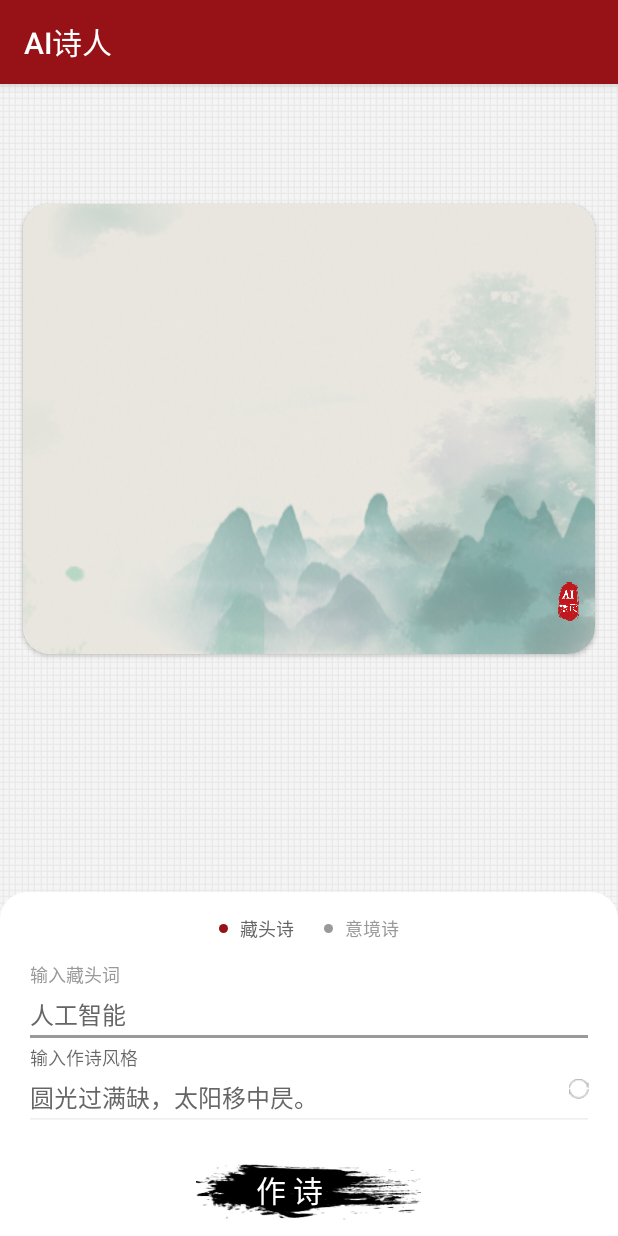
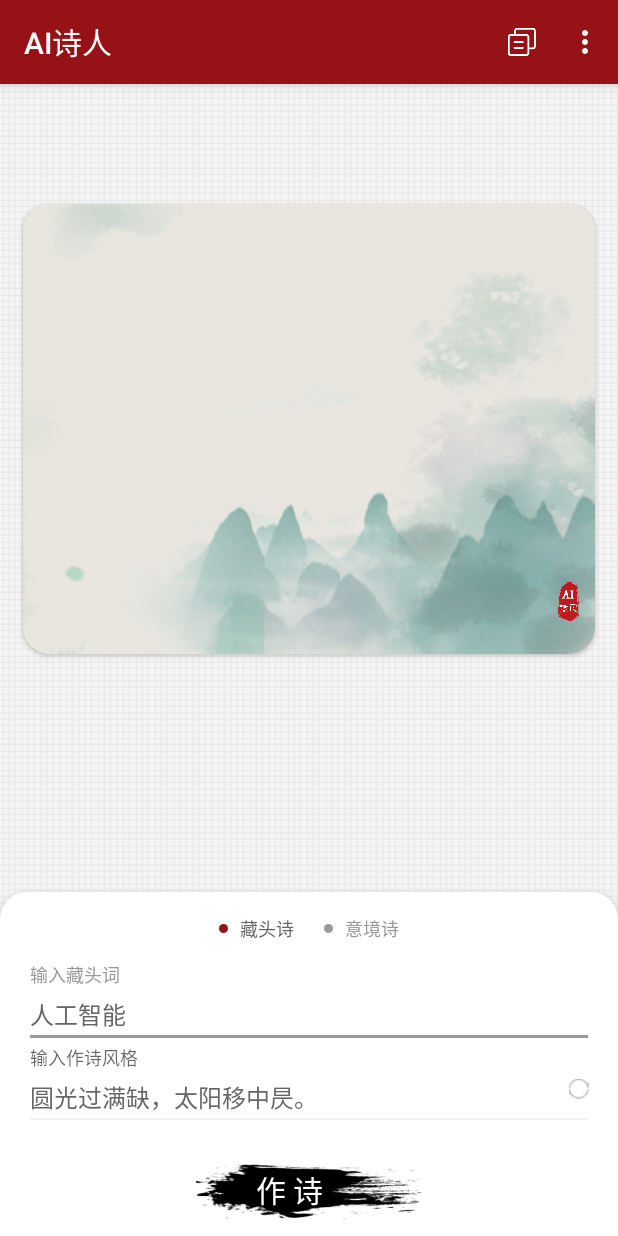
Before and after one commit to pqpo/AIPoet, an Android app: the screen it shows after launch (MainActivity), on a phone screen of 412 x 824 dp. Run offline under Robolectric (Android 15) with nearby library versions, the phone set to English and light mode, and no system bars; Roboto replaces fonts that are not available here; 3 statements that could not run were skipped.

Commit message:
1. copy poetry 2. save bitmap

```diff
--- a/app/src/main/AndroidManifest.xml
+++ b/app/src/main/AndroidManifest.xml
@@ -1,6 +1,8 @@
 <?xml version="1.0" encoding="utf-8"?>
 <manifest xmlns:android="http://schemas.android.com/apk/res/android"
           package="me.pqpo.aipoet">
+
+    <uses-permission android:name="android.permission.WRITE_EXTERNAL_STORAGE"/>
 
     <application
             android:allowBackup="true"
--- a/app/src/main/java/me/pqpo/aipoet/MainActivity.kt
+++ b/app/src/main/java/me/pqpo/aipoet/MainActivity.kt
@@ -1,10 +1,13 @@
 package me.pqpo.aipoet
 
+import android.Manifest
 import android.graphics.Color
 import android.graphics.Typeface
 import androidx.appcompat.app.AppCompatActivity
 import android.os.Bundle
 import android.os.Handler
+import android.view.Menu
+import android.view.MenuItem
 import android.view.View
 import android.view.inputmethod.InputMethodManager
 import android.widget.TextView
@@ -12,12 +15,28 @@ import androidx.core.view.ViewCompat
 import kotlinx.android.synthetic.main.activity_main.*
 import org.jetbrains.anko.toast
 import java.io.IOException
+import android.content.ClipData
+import android.content.ClipboardManager
+import android.content.ContentValues
+import android.content.pm.PackageManager
+import android.graphics.Bitmap
+import android.graphics.Canvas
+import android.os.SystemClock
+import android.provider.MediaStore
+import androidx.core.app.ActivityCompat
+import androidx.core.content.ContextCompat
+import org.jetbrains.anko.doAsync
+import org.jetbrains.anko.uiThread
 
 
 class MainActivity : AppCompatActivity() {
 
+    companion object {
+        const val PERMISSION_REQUEST_CODE = 100
+    }
+
     private var acrostic = false
-    private var aiPoet:AiPoet? = null
+    private var aiPoet: AiPoet? = null
 
     override fun onCreate(savedInstanceState: Bundle?) {
         super.onCreate(savedInstanceState)
@@ -34,7 +53,7 @@ class MainActivity : AppCompatActivity() {
         et_style.setText(PoetryStyle.getRandomStyle())
         et_acrostic.setText("人工智能")
         song.performClick()
-        Handler().post{
+        Handler().post {
             ViewCompat.setTransitionName(iv_yz, "");
         }
         ll_option.post {
@@ -48,7 +67,7 @@ class MainActivity : AppCompatActivity() {
     }
 
     private fun initClickListeners() {
-        cl_root.setOnClickListener{
+        cl_root.setOnClickListener {
             clearEditFocus()
         }
         song.setOnClickListener {
@@ -63,7 +82,7 @@ class MainActivity : AppCompatActivity() {
                 return@setOnClickListener
             }
             try {
-                text.text = "${aiPoet?.song(if(acrostic) acrosticStr else "", styleStr, acrostic)}"
+                text.text = "${aiPoet?.song(if (acrostic) acrosticStr else "", styleStr, acrostic)}"
             } catch (e: UnmappedWordException) {
                 toast("遇到了无法映射的文字：${e.word}")
             }
@@ -74,10 +93,10 @@ class MainActivity : AppCompatActivity() {
             animator.duration = 500
             animator.start()
         }
-        tv_normal.setOnClickListener{
+        tv_normal.setOnClickListener {
             setAcrosticStatus(false)
         }
-        tv_acrostic.setOnClickListener{
+        tv_acrostic.setOnClickListener {
             setAcrosticStatus(true)
         }
     }
@@ -102,19 +121,97 @@ class MainActivity : AppCompatActivity() {
     }
 
     private fun setActiveTextView(tvPositive: TextView?, tvNegative: TextView?) {
-        tvPositive?.setCompoundDrawablesWithIntrinsicBounds(resources.getDrawable(R.drawable.point_red, theme),
-            null, null, null)
+        tvPositive?.setCompoundDrawablesWithIntrinsicBounds(
+            resources.getDrawable(R.drawable.point_red, theme),
+            null, null, null
+        )
         tvPositive?.setTextColor(Color.parseColor("#666666"))
-        tvNegative?.setCompoundDrawablesWithIntrinsicBounds(resources.getDrawable(R.drawable.point_gray, theme),
-            null, null, null)
+        tvNegative?.setCompoundDrawablesWithIntrinsicBounds(
+            resources.getDrawable(R.drawable.point_gray, theme),
+            null, null, null
+        )
         tvNegative?.setTextColor(Color.parseColor("#999999"))
     }
 
     private fun initAiPoet() {
         aiPoet = try {
             AiPoet(this);
-        } catch (e:IOException) {
+        } catch (e: IOException) {
             null
+        }
+    }
+
+    override fun onCreateOptionsMenu(menu: Menu): Boolean {
+        menuInflater.inflate(R.menu.main, menu)
+        return true
+    }
+
+    override fun onOptionsItemSelected(item: MenuItem): Boolean {
+        val itemId = item.itemId
+        if (itemId == R.id.action_menu_copy) {
+            val cm = getSystemService(CLIPBOARD_SERVICE) as ClipboardManager
+            val mClipData = ClipData.newPlainText("ai poet", text.text.toString())
+            cm.setPrimaryClip(mClipData)
+            toast("复制成功")
+        } else if (itemId == R.id.action_menu_share) {
+            savePoetBitmap()
+        }
+        return super.onOptionsItemSelected(item)
+    }
+
+    private fun savePoetBitmap() {
+        val permission = Manifest.permission.WRITE_EXTERNAL_STORAGE
+        if (ContextCompat.checkSelfPermission(this, permission) != PackageManager.PERMISSION_GRANTED) {
+            if (ActivityCompat.shouldShowRequestPermissionRationale(this, permission)) {
+                toast("获取权限失败")
+            } else {
+                ActivityCompat.requestPermissions(this, arrayOf(permission), PERMISSION_REQUEST_CODE)
+            }
+        } else {
+            doSave()
+        }
+    }
+
+    override fun onRequestPermissionsResult(requestCode: Int, permissions: Array<out String>, grantResults: IntArray) {
+        if (requestCode == PERMISSION_REQUEST_CODE) {
+            if (grantResults.isNotEmpty() && grantResults[0] == PackageManager.PERMISSION_GRANTED) {
+                doSave()
+            } else {
+                toast("获取权限失败")
+            }
+        }
+        super.onRequestPermissionsResult(requestCode, permissions, grantResults)
+    }
+
+    private fun doSave() {
+        doAsync {
+            val bitmap = Bitmap.createBitmap(cv_poet.width, cv_poet.height, Bitmap.Config.ARGB_8888)
+            val canvas = Canvas(bitmap)
+            cv_poet.draw(canvas)
+            val resolver = contentResolver
+            val contentValues = ContentValues().apply {
+                put(MediaStore.MediaColumns.DISPLAY_NAME, "ai_poet_${SystemClock.currentThreadTimeMillis()}.jpg")
+                put(MediaStore.MediaColumns.MIME_TYPE, "image/jpeg")
+            }
+            var result = false
+            val uri = resolver.insert(MediaStore.Images.Media.EXTERNAL_CONTENT_URI, contentValues)
+            uri?.let {
+                try {
+                    resolver.openOutputStream(uri)?.use {
+                        bitmap.compress(
+                            Bitmap.CompressFormat.JPEG,
+                            100,
+                            it
+                        )
+                    }
+                    result = true
+                } catch (e: Throwable) {
+                    // ignore
+                }
+            }
+            uiThread {
+                toast(if (result) "保存成功" else "保存失败")
+            }
         }
     }
 
--- a/app/src/main/res/layout/activity_main.xml
+++ b/app/src/main/res/layout/activity_main.xml
@@ -20,6 +20,7 @@
             android:paddingRight="16dp"
             android:paddingLeft="16dp"
             android:gravity="center"
+            android:elevation="8dp"
             android:animateLayoutChanges="true"
             app:layout_constraintBottom_toBottomOf="parent"
             app:layout_constraintEnd_toEndOf="parent"
@@ -36,7 +37,7 @@
                     android:padding="10dp"
                     android:layout_width="wrap_content"
                     android:layout_height="wrap_content"
-                    android:drawableLeft="@drawable/point_red"
+                    android:drawableStart="@drawable/point_red"
                     android:drawablePadding="8dp"
                     android:textSize="12sp"
                     android:id="@+id/tv_acrostic"/>
@@ -124,7 +125,7 @@
     <androidx.cardview.widget.CardView
             android:id="@+id/cv_poet"
             android:layout_width="0dp"
-            android:elevation="8dp"
+            android:elevation="14dp"
             android:layout_height="300dp"
             app:cardCornerRadius="18dp"
             app:cardBackgroundColor="#FFF"
@@ -154,7 +155,7 @@
                     android:layout_height="30dp"
                     android:src="@mipmap/yz"
                     android:transitionName="icon_yz"
-                    android:layout_marginRight="10dp"
+                    android:layout_marginEnd="10dp"
                     android:layout_marginBottom="20dp"
                     android:layout_alignParentBottom="true"
                     android:layout_alignParentEnd="true"/>
--- /dev/null
+++ b/app/src/main/res/menu/main.xml
@@ -0,0 +1,16 @@
+<?xml version="1.0" encoding="utf-8"?>
+<menu xmlns:android="http://schemas.android.com/apk/res/android"
+    xmlns:app="http://schemas.android.com/apk/res-auto">
+    <group android:id="@+id/menu_group"
+        android:checkableBehavior="none">
+        <item
+            android:id="@+id/action_menu_copy"
+            android:icon="@mipmap/icon_copy"
+            app:showAsAction="ifRoom"
+            android:title="复制文本"/>
+        <item
+            android:id="@+id/action_menu_share"
+            app:showAsAction="never"
+            android:title="分享-导出图片"/>
+    </group>
+</menu>
--- a/app/src/main/res/values/styles.xml
+++ b/app/src/main/res/values/styles.xml
@@ -7,7 +7,14 @@
         <item name="colorPrimaryDark">@color/colorPrimaryDark</item>
         <item name="colorAccent">@color/colorAccent</item>
         <item name="android:windowBackground">@android:color/transparent</item>
+        <item name="actionOverflowMenuStyle">@style/PopupMenuStyle</item>
     </style>
+
+    <style name="PopupMenuStyleBase" parent="Widget.AppCompat.PopupMenu.Overflow">
+        <item name="overlapAnchor">false</item>
+    </style>
+
+    <style name="PopupMenuStyle" parent="PopupMenuStyleBase"/>
 
     <style name="ThemeSplash" parent="AppTheme">
         <item name="android:windowBackground">@drawable/app_bg_draw</item>
```
Also changed, not shown: app/src/main/res/mipmap-xxhdpi/icon_copy.png (added).
